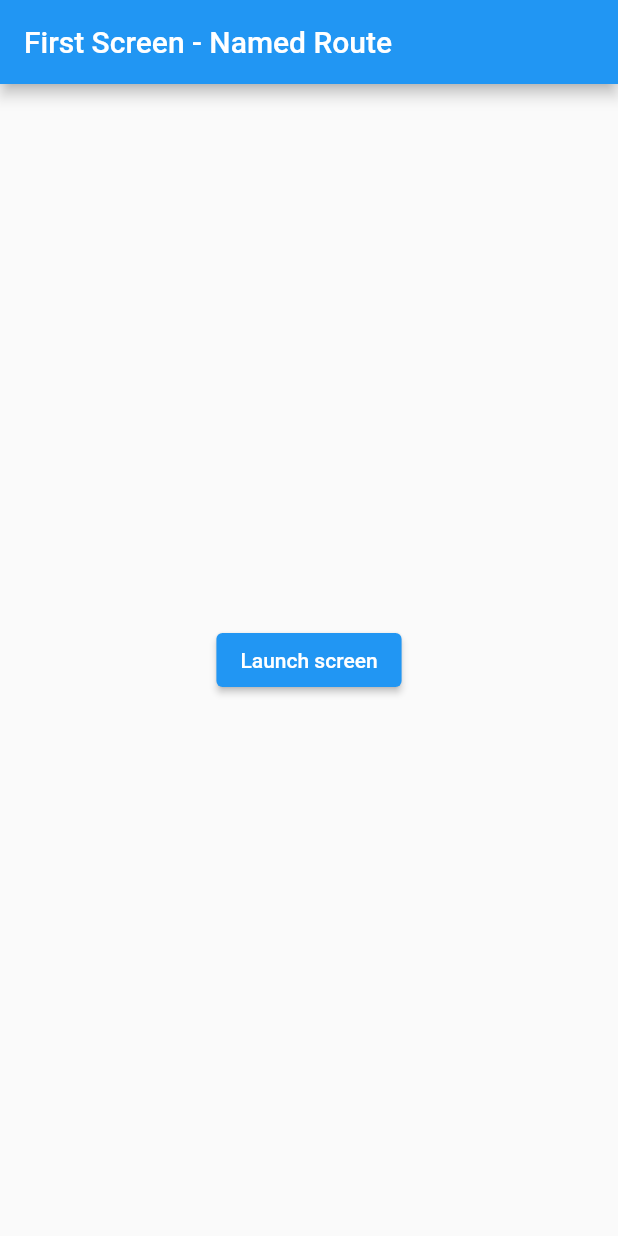
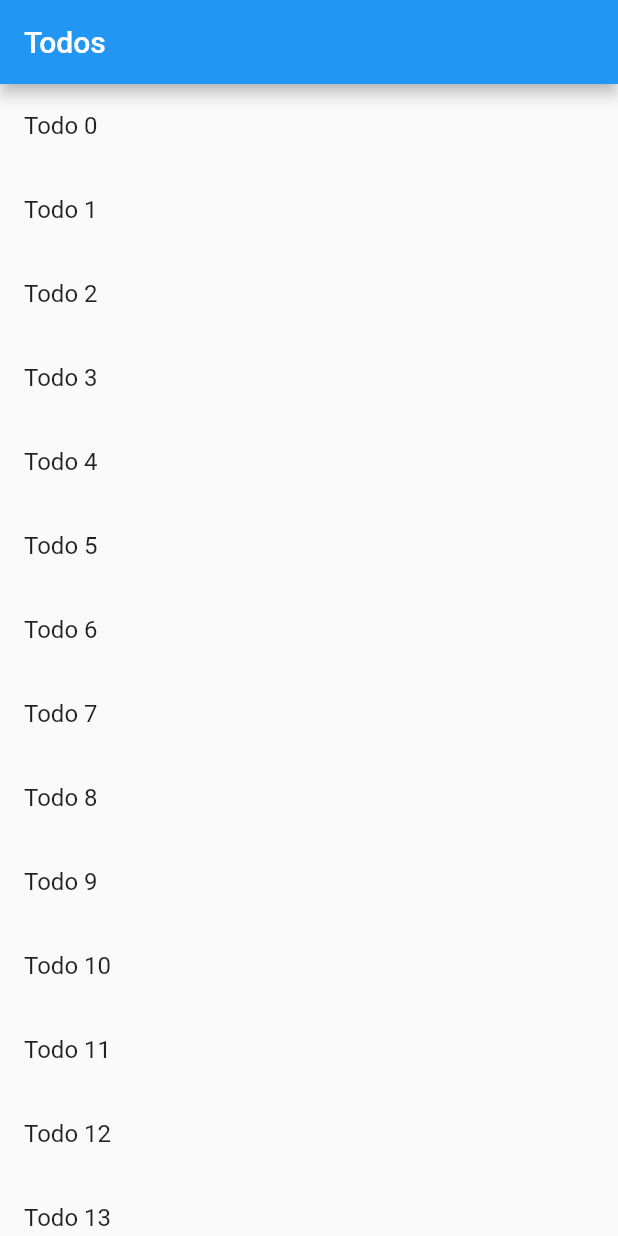
Before and after one commit to diepdap5/GraduateShimashou2, a Flutter app: the screen it shows after launch, on a phone screen of 412 x 824 dp. Run offline on Flutter 3.47's test engine with Material 2 defaults, Android fonts, the phone set to English and light mode, and no system bars; our stand-ins replace cached_network_image, camera, transparent_image.

Commit message:
pass args, return data, send data

```diff
--- a/my_first_app/lib/main.dart
+++ b/my_first_app/lib/main.dart
@@ -7,5 +7,8 @@ import 'first_app/first_app.dart';
 import 'navigation/nav_basic.dart';
 import 'navigation/route.dart';
 import 'navigation/named_route.dart';
+import 'navigation/pass_args.dart';
+import 'navigation/return_data.dart';
+import 'navigation/send_data.dart';
 
-void main() => runApp(NamedRouteApp());
+void main() => runApp(SendDataApp());
--- /dev/null
+++ b/my_first_app/lib/navigation/send_data.dart
@@ -0,0 +1,84 @@
+import 'package:flutter/foundation.dart';
+import 'package:flutter/material.dart';
+
+class Todo {
+  final String title;
+  final String description;
+
+  Todo(this.title, this.description);
+}
+
+class SendDataApp extends StatelessWidget {
+  @override
+  Widget build(BuildContext context) {
+    return MaterialApp(
+      title: 'Passing Data',
+      home: TodosScreen(
+        todos: List.generate(
+          20,
+          (i) => Todo(
+            'Todo $i',
+            'A description of what needs to be done for Todo $i',
+          ),
+        ),
+      ),
+    );
+  }
+}
+
+class TodosScreen extends StatelessWidget {
+  final List<Todo> todos;
+
+  TodosScreen({Key key, @required this.todos}) : super(key: key);
+
+  @override
+  Widget build(BuildContext context) {
+    return Scaffold(
+      appBar: AppBar(
+        title: Text('Todos'),
+      ),
+      body: ListView.builder(
+        itemCount: todos.length,
+        itemBuilder: (context, index) {
+          return ListTile(
+            title: Text(todos[index].title),
+            // When a user taps the ListTile, navigate to the DetailScreen.
+            // Notice that you're not only creating a DetailScreen, you're
+            // also passing the current todo through to it.
+            onTap: () {
+              Navigator.push(
+                context,
+                MaterialPageRoute(
+                  builder: (context) => DetailScreen(),
+                  // Pass the arguments as part of the RouteSettings. The
+                  // DetailScreen reads the arguments from these settings.
+                  settings: RouteSettings(
+                    arguments: todos[index],
+                  ),
+                ),
+              );
+            },
+          );
+        },
+      ),
+    );
+  }
+}
+
+class DetailScreen extends StatelessWidget {
+  @override
+  Widget build(BuildContext context) {
+    final Todo todo = ModalRoute.of(context).settings.arguments;
+
+    // Use the Todo to create the UI.
+    return Scaffold(
+      appBar: AppBar(
+        title: Text(todo.title),
+      ),
+      body: Padding(
+        padding: EdgeInsets.all(16.0),
+        child: Text(todo.description),
+      ),
+    );
+  }
+}
```
Also changed, not shown: my_first_app/lib/navigation/pass_args.dart (added, +155 -0 lines), my_first_app/lib/navigation/return_data.dart (added, +90 -0 lines), 1 other file.
